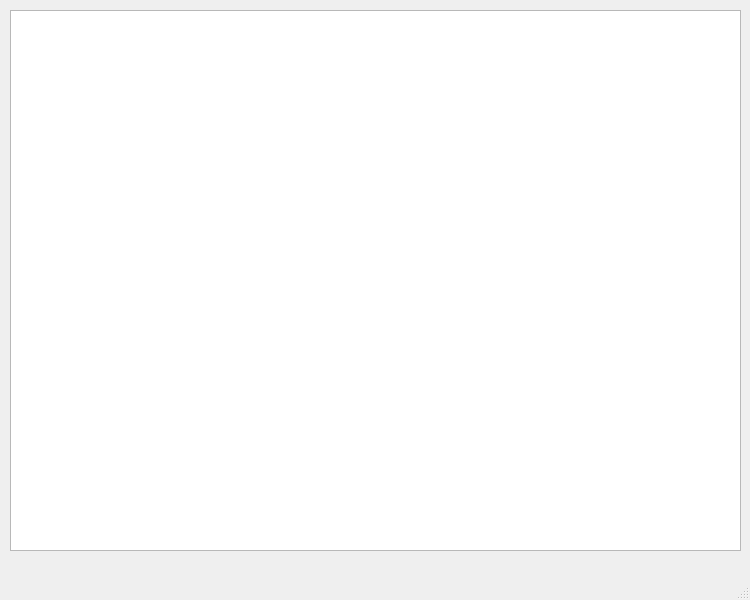
Old version of the form main.ui in the repository Gentlem4n72/Coffee-info.
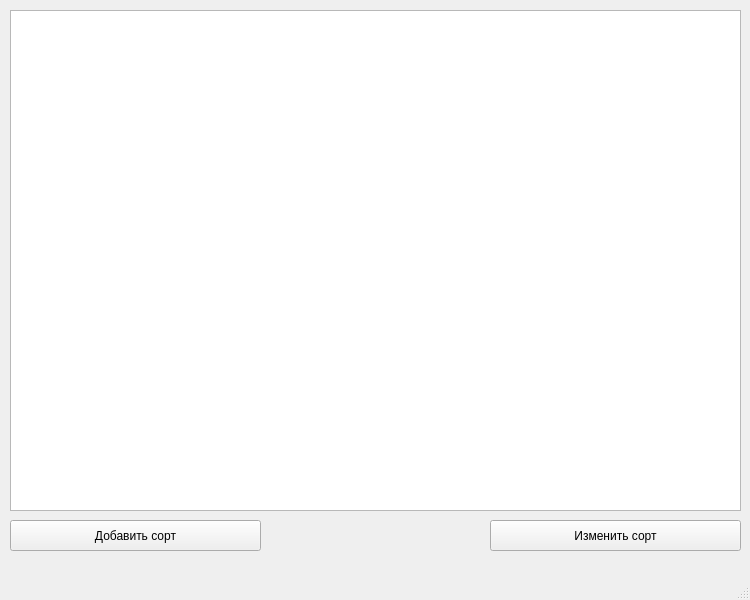
New version of the form.

Patch:
```diff
--- a/main.ui
+++ b/main.ui
@@ -20,10 +20,36 @@
       <x>10</x>
       <y>10</y>
       <width>731</width>
-      <height>541</height>
+      <height>501</height>
      </rect>
     </property>
    </widget>
+   <widget class="QPushButton" name="pushButton">
+    <property name="geometry">
+     <rect>
+      <x>10</x>
+      <y>520</y>
+      <width>251</width>
+      <height>31</height>
+     </rect>
+    </property>
+    <property name="text">
+     <string>Добавить сорт</string>
+    </property>
+   </widget>
+   <widget class="QPushButton" name="pushButton_2">
+    <property name="geometry">
+     <rect>
+      <x>490</x>
+      <y>520</y>
+      <width>251</width>
+      <height>31</height>
+     </rect>
+    </property>
+    <property name="text">
+     <string>Изменить сорт</string>
+    </property>
+   </widget>
   </widget>
   <widget class="QMenuBar" name="menubar">
    <property name="geometry">
```
